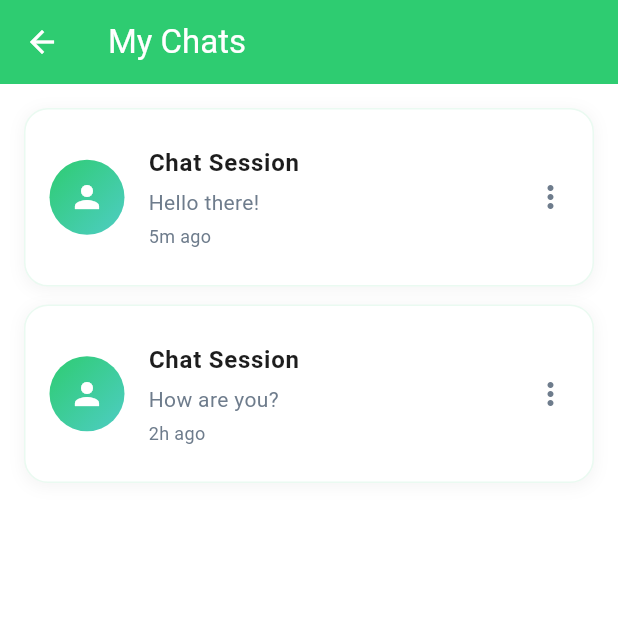
After one commit to Manupasan/yap_yap, a Flutter app: the screen it shows after launch, after a tap on "Go to My Chats", on a phone screen of 412 x 824 dp, the top half of it. The commit adds this screen. Run offline on Flutter 3.47's test engine with Material 3 defaults, Android fonts, the phone set to English and light mode, and no system bars; our stand-ins replace firebase_core, firebase_database, qr_flutter; missing offline and left inert: mobile_scanner; accounts and stored records are empty.

Commit message:
feat: Implement My Chats feature with view model and UI components

```diff
--- a/lib/domain/models/chat_session.dart
+++ b/lib/domain/models/chat_session.dart
@@ -1,6 +1,14 @@
+// lib/domain/models/chat_session.dart
 class ChatSession {
   final String sessionId;
   final List<String> participants;
+  final String? lastMessage;
+  final DateTime lastActivity;
 
-  ChatSession({required this.sessionId, required this.participants});
+  ChatSession({
+    required this.sessionId,
+    required this.participants,
+    this.lastMessage,
+    required this.lastActivity,
+  });
 }
--- a/lib/main.dart
+++ b/lib/main.dart
@@ -6,10 +6,12 @@ import 'package:yap_yap/ui/chat_box/widgets/chat_box.dart';
 import 'package:yap_yap/ui/chat_box/view_model/chat_view_model.dart';
 import 'package:yap_yap/ui/generate_QR_code/widgets/generate_QR_screen.dart';
 import 'package:yap_yap/ui/scan_QR_code/widgets/scan_QR_screen.dart';
+import 'package:yap_yap/my_chats/widgets/my_chats_screen.dart';
+import 'package:yap_yap/my_chats/view_model/my_chats_view_model.dart';
 
 import 'data/repositories/qr_repository.dart';
 import 'data/services/qr_service.dart';
-import 'data/services/firebase_chat_service.dart'; // Only Firebase service
+import 'data/services/firebase_chat_service.dart';
 import 'ui/qr_pairing/view_model/qr_pairing_view_model.dart';
 import 'ui/qr_pairing/widgets/qr_pairing_screen.dart';
 import 'ui/home_page/widgets/homepage.dart';
@@ -43,6 +45,14 @@ void main() async {
           update: (context, qrRepository, previous) => QrPairingViewModel(
             qrRepository: qrRepository,
             qrService: context.read<QrService>(),
+          ),
+        ),
+        ChangeNotifierProxyProvider<QrService, MyChatsViewModel>(
+          create: (context) => MyChatsViewModel(
+            qrService: context.read<QrService>(),
+          ),
+          update: (context, qrService, previous) => MyChatsViewModel(
+            qrService: qrService,
           ),
         ),
       ],
@@ -88,7 +98,7 @@ class MyApp extends StatelessWidget {
         '/qr-pairing': (context) => const QrPairingScreen(),
         '/generate-qr': (context) => const GenerateQRScreen(),
         '/scan-qr': (context) => const ScanQRScreen(),
-        '/start-chat': (context) => const ChatBox(sessionId: 'demo', currentUserId: 'demo'),
+        '/my-chats': (context) => const MyChatsScreen(),
       },
     );
   }
--- /dev/null
+++ b/lib/my_chats/view_model/my_chats_view_model.dart
@@ -0,0 +1,46 @@
+// lib/my_chats/view_model/my_chats_view_model.dart
+import 'package:flutter/material.dart';
+import '../../domain/models/chat_session.dart';
+import '../../data/services/qr_service.dart';
+
+class MyChatsViewModel extends ChangeNotifier {
+  final QrService qrService;
+  List<ChatSession> _chatSessions = [];
+  late final String currentUserId;
+
+  List<ChatSession> get chatSessions => _chatSessions;
+
+  MyChatsViewModel({required this.qrService}) {
+    currentUserId = qrService.generateSessionId();
+    _loadChatSessions();
+  }
+
+  void _loadChatSessions() {
+    // Mock data for demonstration - replace with actual data loading
+    _chatSessions = [
+      ChatSession(
+        sessionId: 'session1',
+        participants: ['user1', 'user2'],
+        lastMessage: 'Hello there!',
+        lastActivity: DateTime.now().subtract(const Duration(minutes: 5)),
+      ),
+      ChatSession(
+        sessionId: 'session2',
+        participants: ['user1', 'user3'],
+        lastMessage: 'How are you?',
+        lastActivity: DateTime.now().subtract(const Duration(hours: 2)),
+      ),
+    ];
+    notifyListeners();
+  }
+
+  void deleteChatSession(String sessionId) {
+    _chatSessions.removeWhere((session) => session.sessionId == sessionId);
+    notifyListeners();
+  }
+
+  void addChatSession(ChatSession session) {
+    _chatSessions.insert(0, session);
+    notifyListeners();
+  }
+}
--- /dev/null
+++ b/lib/my_chats/widgets/my_chats_screen.dart
@@ -0,0 +1,312 @@
+// lib/my_chats/widgets/my_chats_screen.dart
+import 'package:flutter/material.dart';
+import 'package:provider/provider.dart';
+import '../../domain/models/chat_session.dart';
+import '../view_model/my_chats_view_model.dart';
+
+class MyChatsScreen extends StatelessWidget {
+  const MyChatsScreen({super.key});
+
+  @override
+  Widget build(BuildContext context) {
+    return Consumer<MyChatsViewModel>(
+      builder: (context, viewModel, child) {
+        return Scaffold(
+          backgroundColor: Colors.white,
+          appBar: AppBar(
+            title: const Text('My Chats'),
+            backgroundColor: const Color(0xFF2ECC71),
+            foregroundColor: Colors.white,
+            elevation: 0,
+          ),
+          body: SafeArea(
+            child: viewModel.chatSessions.isEmpty
+                ? _buildEmptyState(context)
+                : _buildChatList(context, viewModel),
+          ),
+        );
+      },
+    );
+  }
+
+  Widget _buildEmptyState(BuildContext context) {
+    return Center(
+      child: Padding(
+        padding: const EdgeInsets.all(24.0),
+        child: Column(
+          mainAxisAlignment: MainAxisAlignment.center,
+          children: [
+            Container(
+              width: 120,
+              height: 120,
+              decoration: BoxDecoration(
+                gradient: const LinearGradient(
+                  colors: [
+                    Color(0xFF2ECC71),
+                    Color(0xFF4ECDC4),
+                  ],
+                  begin: Alignment.topLeft,
+                  end: Alignment.bottomRight,
+                ),
+                borderRadius: BorderRadius.circular(60),
+              ),
+              child: const Icon(
+                Icons.chat_bubble_outline,
+                size: 60,
+                color: Colors.white,
+              ),
+            ),
+            const SizedBox(height: 30),
+            const Text(
+              'No Chats Yet',
+              style: TextStyle(
+                fontSize: 24,
+                fontWeight: FontWeight.bold,
+                color: Color(0xFF1D1D1D),
+              ),
+            ),
+            const SizedBox(height: 12),
+            const Text(
+              'Start your first conversation by\ngenerating or scanning a QR code',
+              textAlign: TextAlign.center,
+              style: TextStyle(
+                fontSize: 16,
+                color: Color(0xFF6E7C8C),
+              ),
+            ),
+            const SizedBox(height: 40),
+            SizedBox(
+              width: double.infinity,
+              child: ElevatedButton.icon(
+                onPressed: () {
+                  Navigator.pushNamed(context, '/generate-qr');
+                },
+                icon: const Icon(Icons.qr_code, color: Colors.white),
+                label: const Text(
+                  "Generate QR Code",
+                  style: TextStyle(color: Colors.white),
+                ),
+                style: ElevatedButton.styleFrom(
+                  backgroundColor: const Color(0xFF2ECC71),
+                  padding: const EdgeInsets.symmetric(vertical: 16),
+                  shape: RoundedRectangleBorder(
+                    borderRadius: BorderRadius.circular(12),
+                  ),
+                  textStyle: const TextStyle(
+                    fontSize: 18,
+                    fontWeight: FontWeight.bold,
+                  ),
+                  elevation: 2,
+                ),
+              ),
+            ),
+            const SizedBox(height: 16),
+            SizedBox(
+              width: double.infinity,
+              child: OutlinedButton.icon(
+                onPressed: () {
+                  Navigator.pushNamed(context, '/scan-qr');
+                },
+                icon: const Icon(Icons.qr_code_scanner, color: Color(0xFF2ECC71)),
+                label: const Text(
+                  "Scan QR Code",
+                  style: TextStyle(color: Color(0xFF2ECC71)),
+                ),
+                style: OutlinedButton.styleFrom(
+                  side: const BorderSide(color: Color(0xFF2ECC71), width: 2),
+                  padding: const EdgeInsets.symmetric(vertical: 16),
+                  shape: RoundedRectangleBorder(
+                    borderRadius: BorderRadius.circular(12),
+                  ),
+                  textStyle: const TextStyle(
+                    fontSize: 18,
+                    fontWeight: FontWeight.bold,
+                  ),
+                ),
+              ),
+            ),
+          ],
+        ),
+      ),
+    );
+  }
+
+  Widget _buildChatList(BuildContext context, MyChatsViewModel viewModel) {
+    return ListView.builder(
+      padding: const EdgeInsets.all(16),
+      itemCount: viewModel.chatSessions.length,
+      itemBuilder: (context, index) {
+        final chatSession = viewModel.chatSessions[index];
+        return ChatSessionCard(
+          chatSession: chatSession,
+          onTap: () {
+            Navigator.pushNamed(
+              context,
+              '/chat',
+              arguments: {
+                'sessionId': chatSession.sessionId,
+                'currentUserId': viewModel.currentUserId,
+              },
+            );
+          },
+          onDelete: () => viewModel.deleteChatSession(chatSession.sessionId),
+        );
+      },
+    );
+  }
+}
+
+class ChatSessionCard extends StatelessWidget {
+  final ChatSession chatSession;
+  final VoidCallback onTap;
+  final VoidCallback onDelete;
+
+  const ChatSessionCard({
+    super.key,
+    required this.chatSession,
+    required this.onTap,
+    required this.onDelete,
+  });
+
+  @override
+  Widget build(BuildContext context) {
+    return Container(
+      margin: const EdgeInsets.only(bottom: 12),
+      decoration: BoxDecoration(
+        color: Colors.white,
+        borderRadius: BorderRadius.circular(16),
+        boxShadow: [
+          BoxShadow(
+            color: Colors.grey.withOpacity(0.1),
+            spreadRadius: 1,
+            blurRadius: 8,
+            offset: const Offset(0, 2),
+          ),
+        ],
+        border: Border.all(
+          color: const Color(0xFF2ECC71).withOpacity(0.1),
+          width: 1,
+        ),
+      ),
+      child: ListTile(
+        contentPadding: const EdgeInsets.all(16),
+        leading: Container(
+          width: 50,
+          height: 50,
+          decoration: BoxDecoration(
+            gradient: const LinearGradient(
+              colors: [
+                Color(0xFF2ECC71),
+                Color(0xFF4ECDC4),
+              ],
+              begin: Alignment.topLeft,
+              end: Alignment.bottomRight,
+            ),
+            borderRadius: BorderRadius.circular(25),
+          ),
+          child: const Icon(
+            Icons.person,
+            color: Colors.white,
+            size: 24,
+          ),
+        ),
+        title: Text(
+          'Chat Session',
+          style: const TextStyle(
+            fontWeight: FontWeight.bold,
+            fontSize: 16,
+            color: Color(0xFF1D1D1D),
+          ),
+        ),
+        subtitle: Column(
+          crossAxisAlignment: CrossAxisAlignment.start,
+          children: [
+            const SizedBox(height: 4),
+            Text(
+              chatSession.lastMessage ?? 'No messages yet',
+              style: const TextStyle(
+                color: Color(0xFF6E7C8C),
+                fontSize: 14,
+              ),
+              maxLines: 1,
+              overflow: TextOverflow.ellipsis,
+            ),
+            const SizedBox(height: 4),
+            Text(
+              _formatTime(chatSession.lastActivity),
+              style: const TextStyle(
+                color: Color(0xFF6E7C8C),
+                fontSize: 12,
+              ),
+            ),
+          ],
+        ),
+        trailing: PopupMenuButton<String>(
+          onSelected: (value) {
+            if (value == 'delete') {
+              _showDeleteConfirmation(context);
+            }
+          },
+          itemBuilder: (context) => [
+            const PopupMenuItem<String>(
+              value: 'delete',
+              child: Row(
+                children: [
+                  Icon(Icons.delete, color: Colors.red),
+                  SizedBox(width: 8),
+                  Text('Delete', style: TextStyle(color: Colors.red)),
+                ],
+              ),
+            ),
+          ],
+          child: const Icon(
+            Icons.more_vert,
+            color: Color(0xFF6E7C8C),
+          ),
+        ),
+        onTap: onTap,
+      ),
+    );
+  }
+
+  void _showDeleteConfirmation(BuildContext context) {
+    showDialog(
+      context: context,
+      builder: (BuildContext context) {
+        return AlertDialog(
+          title: const Text('Delete Chat'),
+          content: const Text('Are you sure you want to delete this chat session?'),
+          actions: [
+            TextButton(
+              onPressed: () => Navigator.of(context).pop(),
+              child: const Text('Cancel'),
+            ),
+            TextButton(
+              onPressed: () {
+                Navigator.of(context).pop();
+                onDelete();
+              },
+              style: TextButton.styleFrom(foregroundColor: Colors.red),
+              child: const Text('Delete'),
+            ),
+          ],
+        );
+      },
+    );
+  }
+
+  String _formatTime(DateTime dateTime) {
+    final now = DateTime.now();
+    final difference = now.difference(dateTime);
+
+    if (difference.inDays > 0) {
+      return '${difference.inDays}d ago';
+    } else if (difference.inHours > 0) {
+      return '${difference.inHours}h ago';
+    } else if (difference.inMinutes > 0) {
+      return '${difference.inMinutes}m ago';
+    } else {
+      return 'Just now';
+    }
+  }
+}
--- a/lib/ui/home_page/widgets/homepage.dart
+++ b/lib/ui/home_page/widgets/homepage.dart
@@ -153,13 +153,42 @@ class HomePage extends StatelessWidget {
                         ),
                       ),
                     ),
+
                     const SizedBox(height: 16),
 
-                    // Dynamic third button
+                    // Go to My Chats Button
                     SizedBox(
                       width: double.infinity,
-                      child: viewModel.hasActiveSession
-                          ? ElevatedButton.icon(
+                      child: ElevatedButton.icon(
+                        onPressed: () {
+                          Navigator.pushNamed(context, '/my-chats');
+                        },
+                        icon: const Icon(Icons.chat_bubble_outline, color: Colors.white),
+                        label: const Text(
+                          "Go to My Chats",
+                          style: TextStyle(color: Colors.white),
+                        ),
+                        style: ElevatedButton.styleFrom(
+                          backgroundColor: const Color(0xFF4ECDC4),
+                          padding: const EdgeInsets.symmetric(vertical: 16),
+                          shape: RoundedRectangleBorder(
+                            borderRadius: BorderRadius.circular(12),
+                          ),
+                          textStyle: const TextStyle(
+                            fontSize: 18,
+                            fontWeight: FontWeight.bold,
+                          ),
+                          elevation: 2,
+                        ),
+                      ),
+                    ),
+
+                    // Only show "Go to Current Chat" if there's an active session
+                    if (viewModel.hasActiveSession) ...[
+                      const SizedBox(height: 16),
+                      SizedBox(
+                        width: double.infinity,
+                        child: ElevatedButton.icon(
                           onPressed: () {
                             Navigator.pushNamed(
                               context,
@@ -176,7 +205,7 @@ class HomePage extends StatelessWidget {
                             style: TextStyle(color: Colors.white),
                           ),
                           style: ElevatedButton.styleFrom(
-                          backgroundColor: const Color(0xFF4ECDC4),
+                            backgroundColor: const Color(0xFF2ECC71),
                             padding: const EdgeInsets.symmetric(vertical: 16),
                             shape: RoundedRectangleBorder(
                               borderRadius: BorderRadius.circular(12),
@@ -187,29 +216,9 @@ class HomePage extends StatelessWidget {
                             ),
                             elevation: 2,
                           ),
-                      )
-                          : OutlinedButton.icon(
-                        onPressed: () {
-                          Navigator.pushNamed(context, '/start-chat');
-                        },
-                        icon: const Icon(Icons.chat, color: Color(0xFF2ECC71)),
-                        label: const Text(
-                          "Start Demo Chat",
-                          style: TextStyle(color: Color(0xFF2ECC71)),
-                        ),
-                        style: OutlinedButton.styleFrom(
-                          side: const BorderSide(color: Color(0xFF2ECC71), width: 2),
-                          padding: const EdgeInsets.symmetric(vertical: 16),
-                          shape: RoundedRectangleBorder(
-                            borderRadius: BorderRadius.circular(12),
-                          ),
-                          textStyle: const TextStyle(
-                            fontSize: 18,
-                            fontWeight: FontWeight.bold,
                         ),
                       ),
-                      ),
-                    ),
+                    ],
 
                     const SizedBox(height: 40),
                   ],
```
Lines whose indentation alone changed are shown as unchanged.
